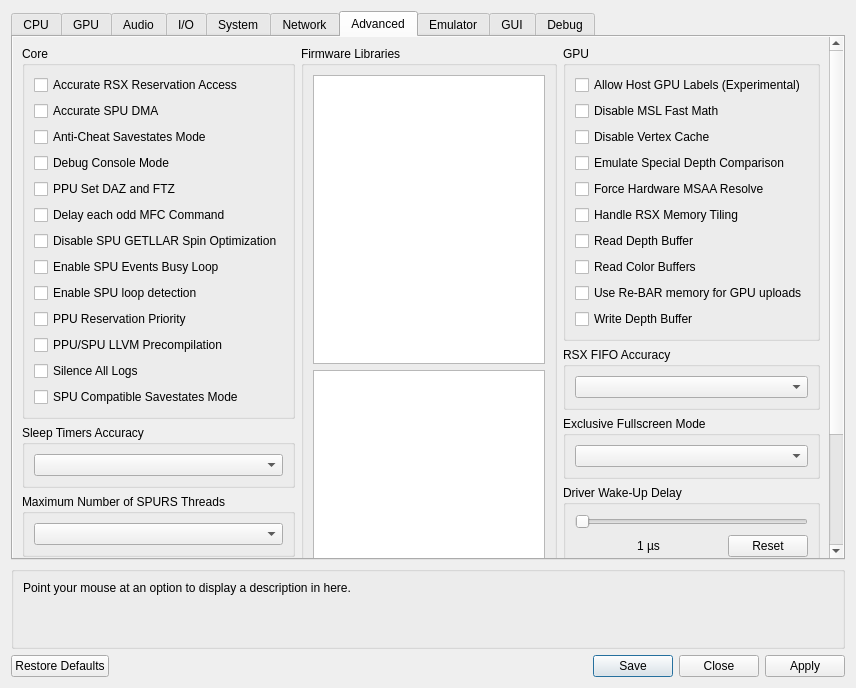
Old version of the form rpcs3/rpcs3qt/settings_dialog.ui in the repository RPCS3/rpcs3.
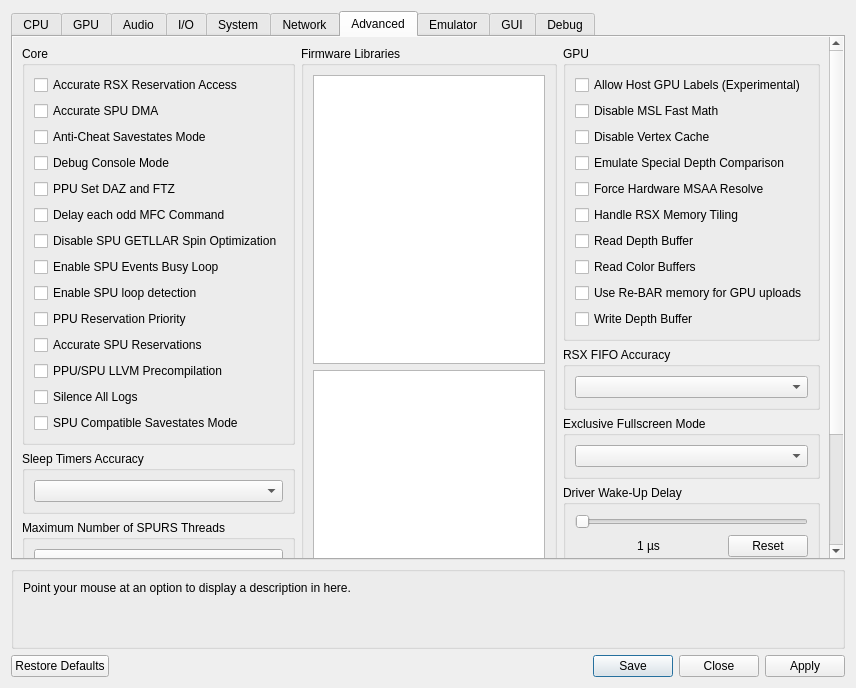
New version of the form. The open tabs and pages were chosen to show the change. Icons and pictures are not drawn. Custom widgets are drawn as their Qt base class.

```diff
--- a/rpcs3/rpcs3qt/settings_dialog.ui
+++ b/rpcs3/rpcs3qt/settings_dialog.ui
@@ -2572,6 +2572,13 @@
                     </property>
                    </widget>
                   </item>
+                  <item>
+                   <widget class="QCheckBox" name="accurateSpuReservations">
+                    <property name="text">
+                     <string>Accurate SPU Reservations</string>
+                    </property>
+                   </widget>
+                  </item>
                   <item>
                    <widget class="QCheckBox" name="llvmPrecompilation">
                     <property name="text">
```
